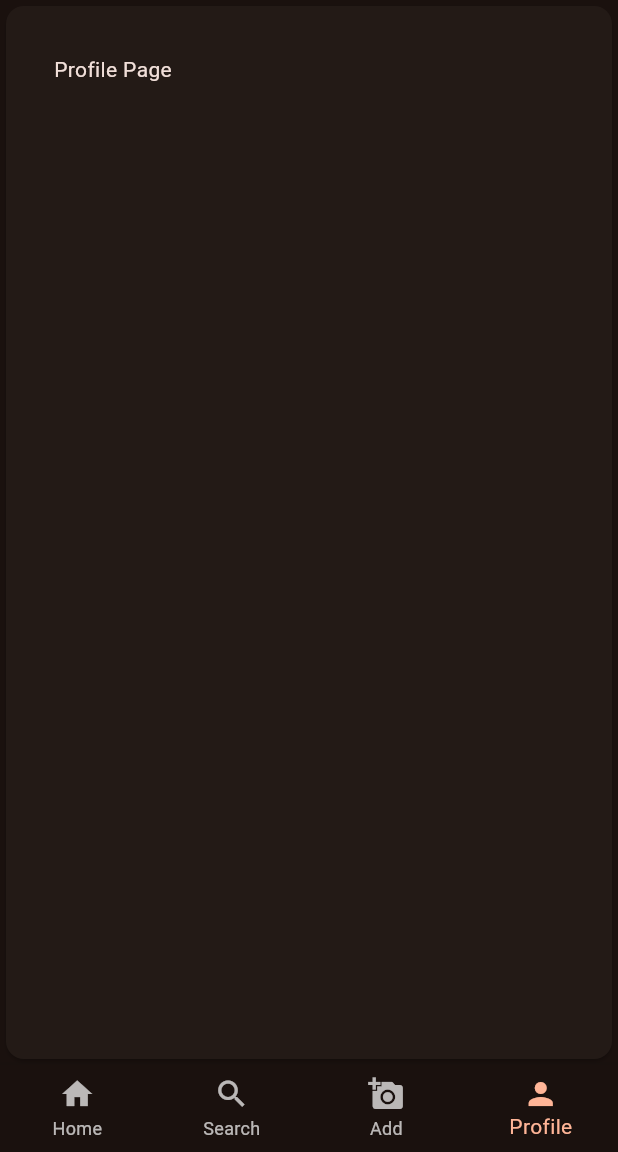
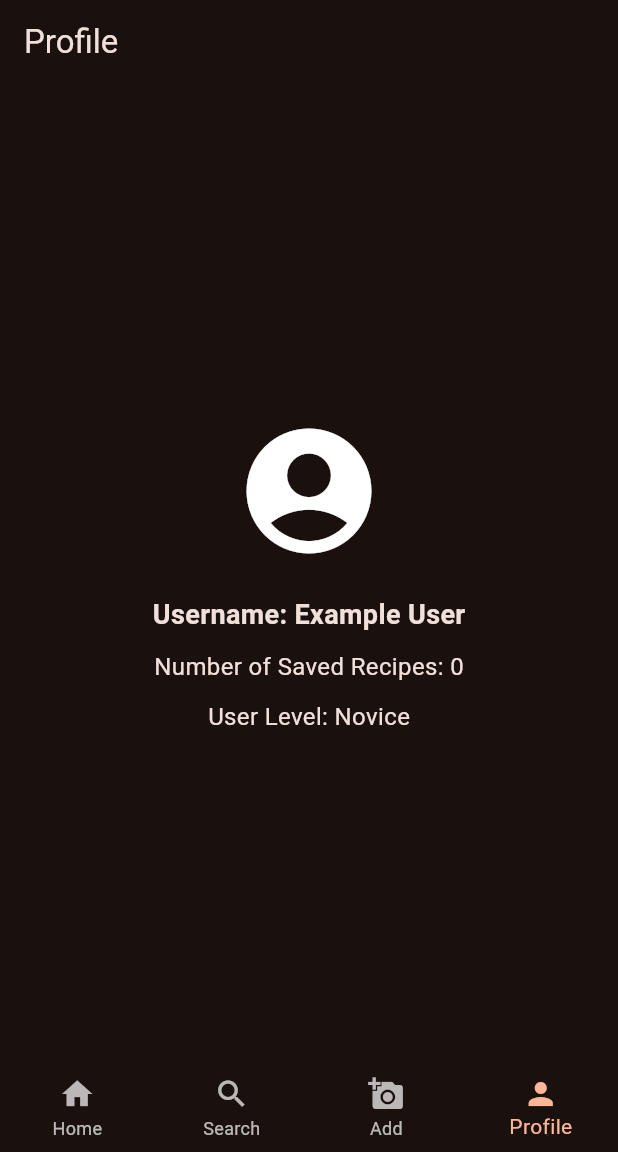
Before and after one commit to brianBoolean88/ChefLens, a Flutter app: the screen it shows after launch, swiped to page 4, on a phone screen of 412 x 824 dp, the part 84-1236 px from its top. Run offline on Flutter 3.47's test engine with Material 3 defaults, Android fonts, the light colour scheme and no system bars; our stand-ins replace camera; network calls fail; Roboto replaces fonts that are missing (Poppins).

Commit message:
Profile Page + Settings & Global Changes

```diff
--- a/lib/screens/home_page.dart
+++ b/lib/screens/home_page.dart
@@ -157,7 +157,7 @@ class _HomePageState extends State<HomePage> {
             ),
             const Padding(padding: EdgeInsets.all(20)),
             const Text(
-              "Recent Recipes",
+              "Recommended Recipes",
               style: TextStyle(
                 color: Colors.white,
                 fontWeight: FontWeight.bold,
--- /dev/null
+++ b/lib/screens/profile_page.dart
@@ -0,0 +1,74 @@
+import 'package:flutter/material.dart';
+import '../utilities/global.dart';
+import '../utilities/app_settings.dart';
+import 'package:provider/provider.dart';
+import '../screens/home_page.dart';
+
+class ProfilePage extends StatelessWidget {
+  const ProfilePage({Key? key});
+
+  @override
+  Widget build(BuildContext context) {
+    // Retrieve the username and number of saved recipes from globals.dart
+    int numberOfSavedRecipes = userRecipes.length;
+
+    // Determine the user's level based on the number of saved recipes
+    String userLevel = _getUserLevel(numberOfSavedRecipes);
+
+    return Scaffold(
+      appBar: AppBar(
+        title: Text('Profile'),
+      ),
+      body: Center(
+        child: Padding(
+          padding: const EdgeInsets.all(16.0),
+          child: Column(
+            mainAxisAlignment: MainAxisAlignment.center,
+            crossAxisAlignment: CrossAxisAlignment.center,
+            children: [
+              // Display the profile picture (using Flutter Icons)
+              _buildProfilePicture(),
+              const SizedBox(height: 20),
+              // Display the username
+              Text(
+                'Username: $username',
+                style: TextStyle(fontSize: 18, fontWeight: FontWeight.bold),
+              ),
+              const SizedBox(height: 10),
+              // Display the number of saved recipes
+              Text(
+                'Number of Saved Recipes: $numberOfSavedRecipes',
+                style: TextStyle(fontSize: 16),
+              ),
+              const SizedBox(height: 10),
+              // Display the user level
+              Text(
+                'User Level: $userLevel',
+                style: TextStyle(fontSize: 16),
+              ),
+            ],
+          ),
+        ),
+      ),
+    );
+  }
+
+  Widget _buildProfilePicture() {
+    return Icon(
+      selectedIcon,
+      size: 100,
+      color: const Color.fromRGBO(255, 255, 255, 1),
+    );
+  }
+
+  String _getUserLevel(int numberOfSavedRecipes) {
+    // Determine the user level based on the number of saved recipes
+    if (numberOfSavedRecipes > 20) {
+      return 'Expert';
+    } else if (numberOfSavedRecipes > 10) {
+      return 'Advanced';
+    } else {
+      return 'Novice';
+    }
+  }
+}
--- a/lib/screens/root_page.dart
+++ b/lib/screens/root_page.dart
@@ -6,6 +6,7 @@ import "../screens/home_page.dart";
 import "../screens/add_page.dart";
 
 import '../screens/search_page.dart';
+import '../screens/profile_page.dart';
 
 class RootPage extends StatefulWidget {
   const RootPage({super.key});
@@ -21,12 +22,7 @@ class _RootPageState extends State<RootPage> {
     HomePage(),
     SearchPage(),
     AddPage(),
-    Card(
-      child: Padding(
-        padding: EdgeInsets.all(32.0),
-        child: Text("Profile Page"),
-      ),
-    ),
+    ProfilePage(),
   ];
 
   @override
--- a/lib/utilities/global.dart
+++ b/lib/utilities/global.dart
@@ -1,4 +1,11 @@
 library my_prj.globals;
 
-String username = "User2";
+import 'package:flutter/material.dart';
+
+String username = "Example User";
 List<List<String>> userRecipes = [];
+
+IconData selectedIcon = Icons.account_circle;
+
+
+//To-Do: Save all of these global variables & also save the appThemeColor from app_settings
```
Also changed, not shown: lib/screens/settings_page.dart (+46 -1 lines).
